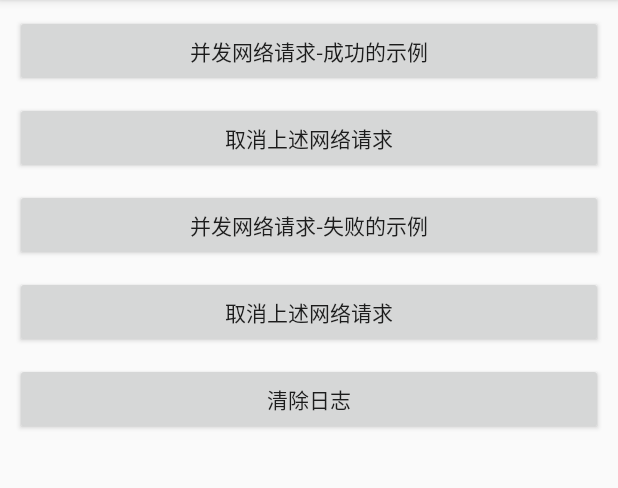
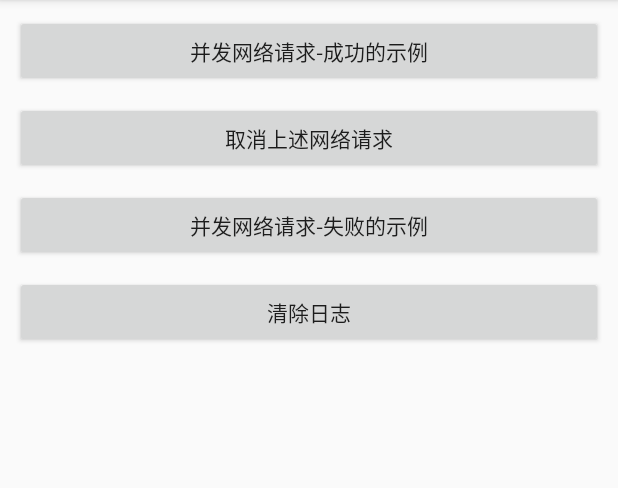
Before and after one commit to leavesCZY/ReactiveHttp, an Android app: the TogetherRequestActivity screen opened directly, with no data from a screen before it, on a phone screen of 412 x 824 dp, the part 84-572 px from its top. Run offline under Robolectric (Android 15) with nearby library versions, the phone set to English and light mode, and no system bars.

```diff
--- a/app/src/main/java/github/leavesc/reactivehttpsamples/core/viewmodel/SingleRequestViewModel.kt
+++ b/app/src/main/java/github/leavesc/reactivehttpsamples/core/viewmodel/SingleRequestViewModel.kt
@@ -20,7 +20,11 @@ class SingleRequestViewModel : BaseViewModel() {
 
     fun execute() {
         cancelExecuteJob()
-        executeReqJob = remoteDataSource.enqueue({ getProvince() }) {
+        executeReqJob = remoteDataSource.enqueue({
+            //主动延迟三秒，以便来得及取消网络请求
+            delay(3000)
+            getProvince()
+        }) {
             onStart {
                 log("onStart")
             }
--- a/app/src/main/java/github/leavesc/reactivehttpsamples/core/viewmodel/TogetherRequestViewModel.kt
+++ b/app/src/main/java/github/leavesc/reactivehttpsamples/core/viewmodel/TogetherRequestViewModel.kt
@@ -20,7 +20,11 @@ class TogetherRequestViewModel : BaseViewModel() {
 
     fun togetherSuccess() {
         cancelTogetherSuccessJob()
-        togetherSuccessJob = remoteDataSource.enqueue({ getProvince() }, {
+        togetherSuccessJob = remoteDataSource.enqueue({
+            //主动延迟三秒，以便来得及取消网络请求
+            delay(3000)
+            getProvince()
+        }, {
             getCity("广东")
         }) {
             onStart {
--- a/app/src/main/java/github/leavesc/reactivehttpsamples/ui/TogetherRequestActivity.kt
+++ b/app/src/main/java/github/leavesc/reactivehttpsamples/ui/TogetherRequestActivity.kt
@@ -32,9 +32,6 @@ class TogetherRequestActivity : BaseActivity() {
         bind.btnTogetherFailed.setOnClickListener {
             togetherRequestViewModel.togetherFailed()
         }
-        bind.btnCancelTogetherFailedJob.setOnClickListener {
-            togetherRequestViewModel.cancelTogetherFailedJob()
-        }
         bind.btnCleanLog.setOnClickListener {
             togetherRequestViewModel.clearLog()
         }
--- a/app/src/main/res/layout/activity_together_request.xml
+++ b/app/src/main/res/layout/activity_together_request.xml
@@ -37,16 +37,6 @@
         app:layout_constraintTop_toBottomOf="@id/btnCancelTogetherSuccessJob" />
 
     <Button
-        android:id="@+id/btnCancelTogetherFailedJob"
-        android:layout_width="match_parent"
-        android:layout_height="wrap_content"
-        android:layout_margin="10dp"
-        android:text="取消上述网络请求"
-        app:layout_constraintEnd_toEndOf="parent"
-        app:layout_constraintStart_toStartOf="parent"
-        app:layout_constraintTop_toBottomOf="@id/btnTogetherFailed" />
-
-    <Button
         android:id="@+id/btnCleanLog"
         android:layout_width="match_parent"
         android:layout_height="wrap_content"
@@ -54,7 +44,7 @@
         android:text="清除日志"
         app:layout_constraintEnd_toEndOf="parent"
         app:layout_constraintStart_toStartOf="parent"
-        app:layout_constraintTop_toBottomOf="@id/btnCancelTogetherFailedJob" />
+        app:layout_constraintTop_toBottomOf="@id/btnTogetherFailed" />
 
     <ScrollView
         android:layout_width="match_parent"
--- a/reactivehttp/src/main/java/github/leavesc/reactivehttp/datasource/BaseRemoteDataSource.kt
+++ b/reactivehttp/src/main/java/github/leavesc/reactivehttp/datasource/BaseRemoteDataSource.kt
@@ -91,8 +91,8 @@ abstract class BaseRemoteDataSource<Api : Any>(
         return httpBaseUrl
     }
 
-    protected open fun getApiService(
-        baseUrl: String
+    fun getApiService(
+        baseUrl: String = httpBaseUrl
     ): Api {
         val realBaseUrl = generateBaseUrl(baseUrl)
         val key = realBaseUrl + apiServiceClass.canonicalName
--- a/reactivehttp/src/main/java/github/leavesc/reactivehttp/datasource/RemoteExtendDataSource.kt
+++ b/reactivehttp/src/main/java/github/leavesc/reactivehttp/datasource/RemoteExtendDataSource.kt
@@ -27,7 +27,7 @@ abstract class RemoteExtendDataSource<Api : Any>(
         apiFunA: suspend Api.() -> IHttpWrapBean<DataA>,
         apiFunB: suspend Api.() -> IHttpWrapBean<DataB>,
         showLoading: Boolean = false,
-        baseUrl: String = "",
+        baseUrl: String = httpBaseUrl,
         callbackFun: (RequestPairCallback<DataA, DataB>.() -> Unit)? = null
     ): Job {
         return launchMain {
@@ -96,7 +96,7 @@ abstract class RemoteExtendDataSource<Api : Any>(
         apiFunB: suspend Api.() -> IHttpWrapBean<DataB>,
         apiFunC: suspend Api.() -> IHttpWrapBean<DataC>,
         showLoading: Boolean = false,
-        baseUrl: String = "",
+        baseUrl: String = httpBaseUrl,
         callbackFun: (RequestTripleCallback<DataA, DataB, DataC>.() -> Unit)? = null
     ): Job {
         return launchMain {
```
Also changed, not shown: reactivehttp/src/main/java/github/leavesc/reactivehttp/datasource/RemoteDataSource.kt (+5 -5 lines).
